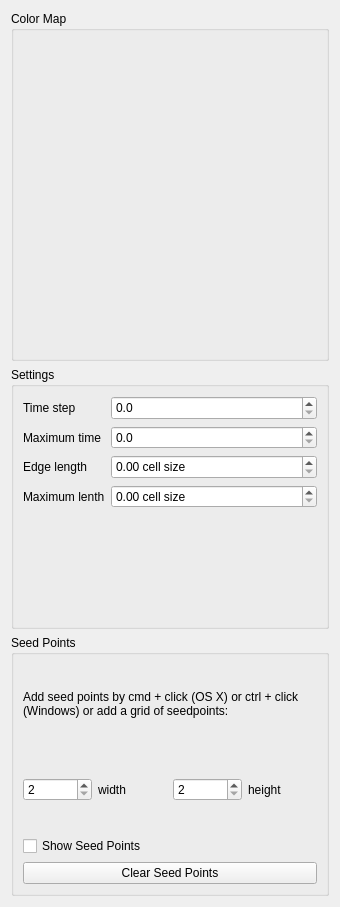
First picture: the form in smoke/view/streamlinestab.ui, repository bvanloon/Scientific-Visualization, before the edit.
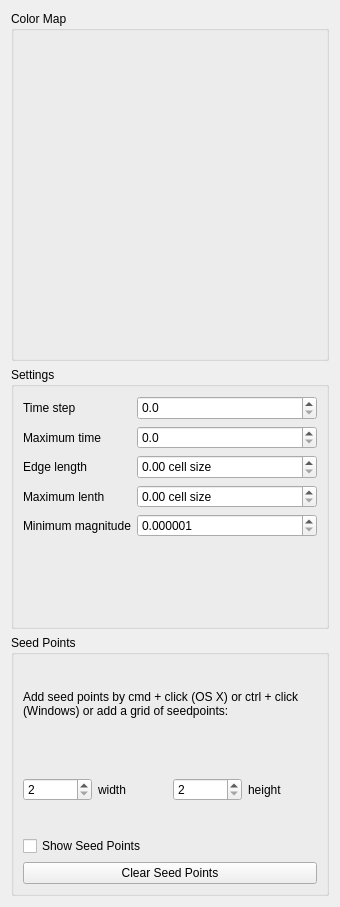
Second picture: the form after the edit. Custom widgets are drawn as their Qt base class.

```diff
--- a/smoke/view/streamlinestab.ui
+++ b/smoke/view/streamlinestab.ui
@@ -150,6 +150,29 @@
             </property>
            </widget>
           </item>
+          <item row="4" column="0">
+           <widget class="QLabel" name="minimumMagnitudeLabel">
+            <property name="text">
+             <string>Minimum magnitude</string>
+            </property>
+           </widget>
+          </item>
+          <item row="4" column="1">
+           <widget class="QDoubleSpinBox" name="minimumMagnitudeSpinBox">
+            <property name="decimals">
+             <number>6</number>
+            </property>
+            <property name="minimum">
+             <double>0.000001000000000</double>
+            </property>
+            <property name="maximum">
+             <double>10.000000000000000</double>
+            </property>
+            <property name="singleStep">
+             <double>0.000010000000000</double>
+            </property>
+           </widget>
+          </item>
          </layout>
         </item>
        </layout>
```
